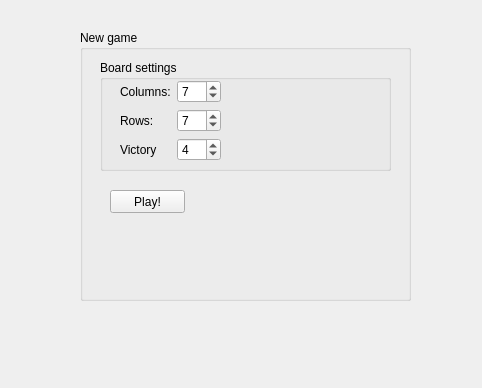
Before: the Qt Designer form game/newgame.ui in note/simple_game, drawn with Qt 5.
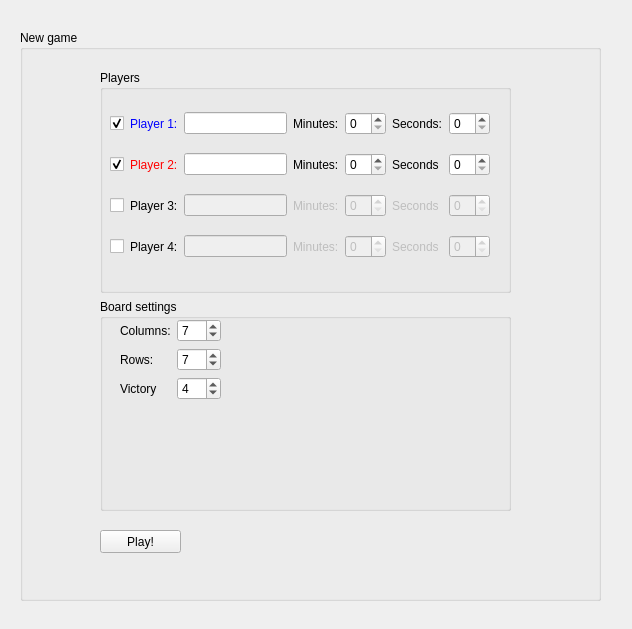
After: the same form once the commit is applied.

Commit message: -displaying players panel and general refactoring (most in player class)

Diff of the .ui file:
```diff
--- a/game/newgame.ui
+++ b/game/newgame.ui
@@ -6,8 +6,8 @@
    <rect>
     <x>0</x>
     <y>0</y>
-    <width>482</width>
-    <height>388</height>
+    <width>632</width>
+    <height>629</height>
    </rect>
   </property>
   <property name="windowTitle">
@@ -16,23 +16,322 @@
   <widget class="QGroupBox" name="groupBox_2">
    <property name="geometry">
     <rect>
-     <x>80</x>
+     <x>20</x>
      <y>30</y>
-     <width>331</width>
-     <height>271</height>
+     <width>581</width>
+     <height>571</height>
     </rect>
    </property>
    <property name="title">
     <string>New game</string>
    </property>
+   <widget class="QWidget" name="gridLayoutWidget_2">
+    <property name="geometry">
+     <rect>
+      <x>80</x>
+      <y>40</y>
+      <width>411</width>
+      <height>441</height>
+     </rect>
+    </property>
+    <layout class="QGridLayout" name="gridLayout_2">
+     <item row="0" column="0">
+      <widget class="QGroupBox" name="playersForm">
+       <property name="title">
+        <string>Players</string>
+       </property>
+       <widget class="QWidget" name="gridLayoutWidget">
+        <property name="geometry">
+         <rect>
+          <x>10</x>
+          <y>30</y>
+          <width>380</width>
+          <height>171</height>
+         </rect>
+        </property>
+        <layout class="QGridLayout" name="gridLayout">
+         <item row="0" column="1">
+          <widget class="QLabel" name="label_4">
+           <property name="palette">
+            <palette>
+             <active>
+              <colorrole role="WindowText">
+               <brush brushstyle="SolidPattern">
+                <color alpha="255">
+                 <red>0</red>
+                 <green>0</green>
+                 <blue>255</blue>
+                </color>
+               </brush>
+              </colorrole>
+             </active>
+             <inactive>
+              <colorrole role="WindowText">
+               <brush brushstyle="SolidPattern">
+                <color alpha="255">
+                 <red>0</red>
+                 <green>0</green>
+                 <blue>255</blue>
+                </color>
+               </brush>
+              </colorrole>
+             </inactive>
+             <disabled>
+              <colorrole role="WindowText">
+               <brush brushstyle="SolidPattern">
+                <color alpha="255">
+                 <red>120</red>
+                 <green>120</green>
+                 <blue>120</blue>
+                </color>
+               </brush>
+              </colorrole>
+             </disabled>
+            </palette>
+           </property>
+           <property name="text">
+            <string>Player 1:</string>
+           </property>
+          </widget>
+         </item>
+         <item row="1" column="1">
+          <widget class="QLabel" name="label_5">
+           <property name="palette">
+            <palette>
+             <active>
+              <colorrole role="WindowText">
+               <brush brushstyle="SolidPattern">
+                <color alpha="255">
+                 <red>255</red>
+                 <green>0</green>
+                 <blue>0</blue>
+                </color>
+               </brush>
+              </colorrole>
+             </active>
+             <inactive>
+              <colorrole role="WindowText">
+               <brush brushstyle="SolidPattern">
+                <color alpha="255">
+                 <red>255</red>
+                 <green>0</green>
+                 <blue>0</blue>
+                </color>
+               </brush>
+              </colorrole>
+             </inactive>
+             <disabled>
+              <colorrole role="WindowText">
+               <brush brushstyle="SolidPattern">
+                <color alpha="255">
+                 <red>120</red>
+                 <green>120</green>
+                 <blue>120</blue>
+                </color>
+               </brush>
+              </colorrole>
+             </disabled>
+            </palette>
+           </property>
+           <property name="text">
+            <string>Player 2:</string>
+           </property>
+          </widget>
+         </item>
+         <item row="2" column="1">
+          <widget class="QLabel" name="label_6">
+           <property name="text">
+            <string>Player 3:</string>
+           </property>
+          </widget>
+         </item>
+         <item row="3" column="1">
+          <widget class="QLabel" name="label_7">
+           <property name="text">
+            <string>Player 4:</string>
+           </property>
+          </widget>
+         </item>
+         <item row="0" column="2">
+          <widget class="QLineEdit" name="lineEdit"/>
+         </item>
+         <item row="1" column="2">
+          <widget class="QLineEdit" name="lineEdit_2"/>
+         </item>
+         <item row="2" column="2">
+          <widget class="QLineEdit" name="lineEdit_3">
+           <property name="enabled">
+            <bool>false</bool>
+           </property>
+          </widget>
+         </item>
+         <item row="3" column="2">
+          <widget class="QLineEdit" name="lineEdit_4">
+           <property name="enabled">
+            <bool>false</bool>
+           </property>
+          </widget>
+         </item>
+         <item row="0" column="4">
+          <widget class="QSpinBox" name="spinBox">
+           <property name="enabled">
+            <bool>true</bool>
+           </property>
+          </widget>
+         </item>
+         <item row="1" column="4">
+          <widget class="QSpinBox" name="spinBox_2"/>
+         </item>
+         <item row="2" column="4">
+          <widget class="QSpinBox" name="spinBox_3">
+           <property name="enabled">
+            <bool>false</bool>
+           </property>
+          </widget>
+         </item>
+         <item row="3" column="4">
+          <widget class="QSpinBox" name="spinBox_4">
+           <property name="enabled">
+            <bool>false</bool>
+           </property>
+          </widget>
+         </item>
+         <item row="0" column="6">
+          <widget class="QSpinBox" name="spinBox_5"/>
+         </item>
+         <item row="1" column="6">
+          <widget class="QSpinBox" name="spinBox_6"/>
+         </item>
+         <item row="2" column="6">
+          <widget class="QSpinBox" name="spinBox_7">
+           <property name="enabled">
+            <bool>false</bool>
+           </property>
+          </widget>
+         </item>
+         <item row="3" column="6">
+          <widget class="QSpinBox" name="spinBox_8">
+           <property name="enabled">
+            <bool>false</bool>
+           </property>
+          </widget>
+         </item>
+         <item row="0" column="3">
+          <widget class="QLabel" name="label_8">
+           <property name="text">
+            <string>Minutes:</string>
+           </property>
+          </widget>
+         </item>
+         <item row="1" column="3">
+          <widget class="QLabel" name="label_9">
+           <property name="text">
+            <string>Minutes:</string>
+           </property>
+          </widget>
+         </item>
+         <item row="2" column="3">
+          <widget class="QLabel" name="label_10">
+           <property name="enabled">
+            <bool>false</bool>
+           </property>
+           <property name="text">
+            <string>Minutes:</string>
+           </property>
+          </widget>
+         </item>
+         <item row="3" column="3">
+          <widget class="QLabel" name="label_11">
+           <property name="enabled">
+            <bool>false</bool>
+           </property>
+           <property name="text">
+            <string>Minutes:</string>
+           </property>
+          </widget>
+         </item>
+         <item row="0" column="5">
+          <widget class="QLabel" name="label_12">
+           <property name="text">
+            <string>Seconds:</string>
+           </property>
+          </widget>
+         </item>
+         <item row="1" column="5">
+          <widget class="QLabel" name="label_13">
+           <property name="text">
+            <string>Seconds</string>
+           </property>
+          </widget>
+         </item>
+         <item row="2" column="5">
+          <widget class="QLabel" name="label_14">
+           <property name="enabled">
+            <bool>false</bool>
+           </property>
+           <property name="text">
+            <string>Seconds</string>
+           </property>
+          </widget>
+         </item>
+         <item row="3" column="5">
+          <widget class="QLabel" name="label_15">
+           <property name="enabled">
+            <bool>false</bool>
+           </property>
+           <property name="text">
+            <string>Seconds</string>
+           </property>
+          </widget>
+         </item>
+         <item row="0" column="0">
+          <widget class="QCheckBox" name="checkBox">
+           <property name="text">
+            <string/>
+           </property>
+           <property name="checked">
+            <bool>true</bool>
+           </property>
+           <property name="tristate">
+            <bool>false</bool>
+           </property>
+          </widget>
+         </item>
+         <item row="1" column="0">
+          <widget class="QCheckBox" name="checkBox_2">
+           <property name="text">
+            <string/>
+           </property>
+           <property name="checked">
+            <bool>true</bool>
+           </property>
+          </widget>
+         </item>
+         <item row="2" column="0">
+          <widget class="QCheckBox" name="checkBox_3">
+           <property name="text">
+            <string/>
+           </property>
+          </widget>
+         </item>
+         <item row="3" column="0">
+          <widget class="QCheckBox" name="checkBox_4">
+           <property name="text">
+            <string/>
+           </property>
+          </widget>
+         </item>
+        </layout>
+       </widget>
+      </widget>
+     </item>
+     <item row="1" column="0">
    <widget class="QGroupBox" name="groupBox">
-    <property name="geometry">
-     <rect>
-      <x>20</x>
-      <y>30</y>
-      <width>291</width>
-      <height>111</height>
-     </rect>
+       <property name="maximumSize">
+        <size>
+         <width>16777215</width>
+         <height>212</height>
+        </size>
     </property>
     <property name="title">
      <string>Board settings</string>
@@ -113,12 +412,15 @@
      </layout>
     </widget>
    </widget>
+     </item>
+    </layout>
+   </widget>
    <widget class="QPushButton" name="pushButton">
     <property name="geometry">
      <rect>
-      <x>30</x>
-      <y>160</y>
-      <width>75</width>
+      <x>80</x>
+      <y>500</y>
+      <width>81</width>
       <height>23</height>
      </rect>
     </property>
```
Lines whose indentation alone changed are shown as unchanged. The commit also changes 16 other files.
